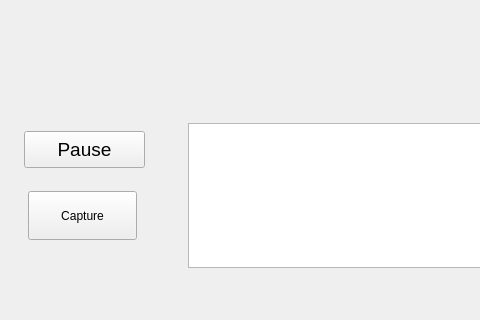
degieusz/face_recogniction, file mainwindow.ui: the form before one commit; both pictures show x 0 to 480 and y 222 to 542 of the 894 by 542 pixel window.
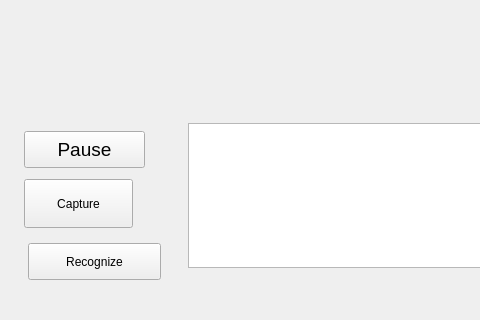
The form after the commit.

```diff
--- a/mainwindow.ui
+++ b/mainwindow.ui
@@ -19,24 +19,8 @@
      <rect>
       <x>20</x>
       <y>15</y>
-      <width>400</width>
-      <height>300</height>
-     </rect>
-    </property>
-    <property name="autoFillBackground">
-     <bool>true</bool>
-    </property>
-    <property name="text">
-     <string/>
-    </property>
-   </widget>
-   <widget class="QLabel" name="processed_image">
-    <property name="geometry">
-     <rect>
-      <x>440</x>
-      <y>15</y>
-      <width>400</width>
-      <height>300</height>
+      <width>553</width>
+      <height>297</height>
      </rect>
     </property>
     <property name="autoFillBackground">
@@ -83,8 +67,8 @@
    <widget class="QPushButton" name="pushButton">
     <property name="geometry">
      <rect>
-      <x>28</x>
-      <y>396</y>
+      <x>24</x>
+      <y>384</y>
       <width>109</width>
       <height>49</height>
      </rect>
@@ -93,6 +77,19 @@
      <string>Capture</string>
     </property>
    </widget>
+   <widget class="QPushButton" name="recognize_button">
+    <property name="geometry">
+     <rect>
+      <x>28</x>
+      <y>448</y>
+      <width>133</width>
+      <height>37</height>
+     </rect>
+    </property>
+    <property name="text">
+     <string>Recognize</string>
+    </property>
+   </widget>
   </widget>
   <widget class="QMenuBar" name="menuBar">
    <property name="geometry">
```
